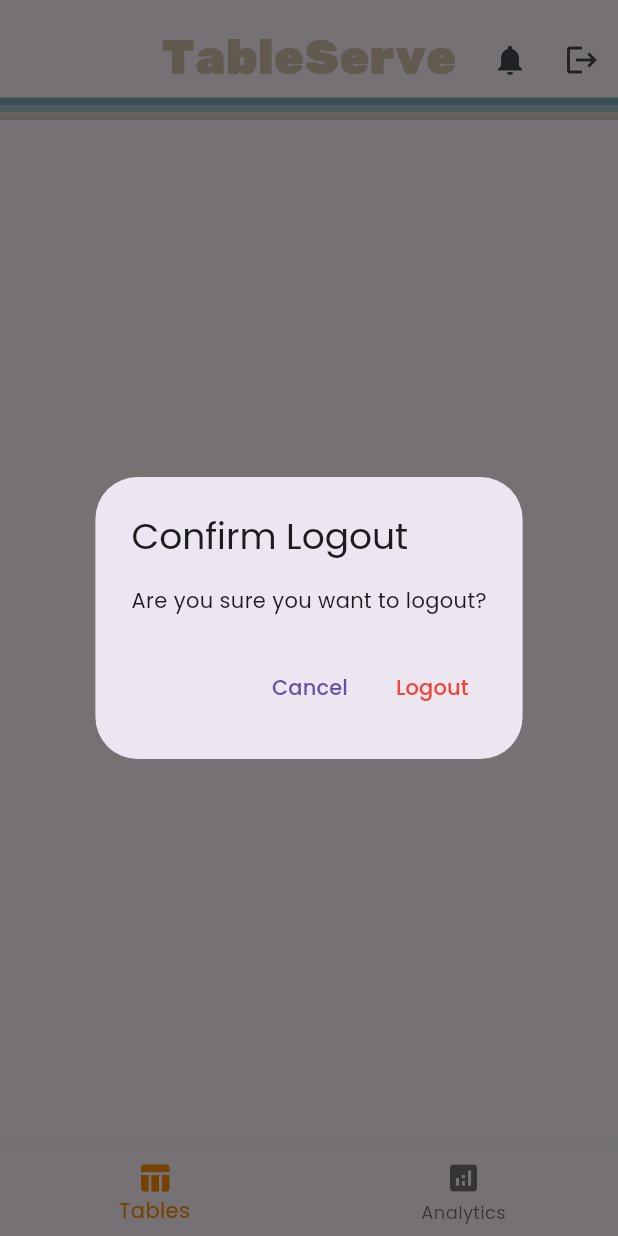
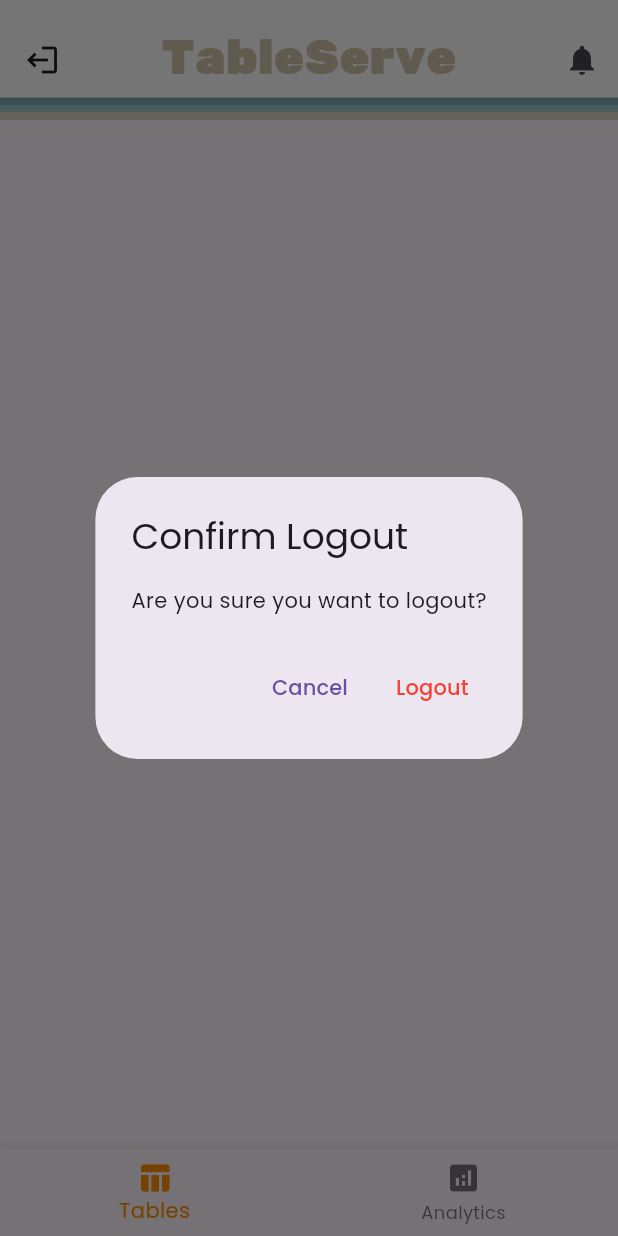
Before and after one commit to Famanias/soft-eng, a Flutter app: the AdminPanel screen opened by its route, after a tap on the "logout" icon, on a phone screen of 412 x 824 dp. Run offline on Flutter 3.47's test engine with Material 3 defaults, Android fonts, the phone set to English and light mode, and no system bars; our stand-ins replace awesome_notifications, cloud_firestore, firebase_auth, firebase_core, firebase_messaging, flutter_dotenv and 3 more; missing offline and left inert: qr_code_scanner; accounts and stored records are empty.

Commit message:
update admin panel

```diff
--- a/flutter_application_1/lib/screens/admin_panel/admin_panel_screen.dart
+++ b/flutter_application_1/lib/screens/admin_panel/admin_panel_screen.dart
@@ -6,6 +6,7 @@ import 'package:firebase_auth/firebase_auth.dart';
 import 'package:syncfusion_flutter_charts/charts.dart';
 import 'package:awesome_notifications/awesome_notifications.dart';
 import 'package:firebase_messaging/firebase_messaging.dart';
+import 'package:intl/intl.dart';
 
 class AdminPanel extends StatefulWidget {
   const AdminPanel({super.key});
@@ -108,6 +109,7 @@ class AdminPanelState extends State<AdminPanel> {
   Widget build(BuildContext context) {
     return Scaffold(
       appBar: AppBar(
+        backgroundColor: const Color.fromARGB(255, 255, 255, 255),
         title: const Text("TableServe",
             style: TextStyle(
               color: Color(0xffD4C4AB),
@@ -115,7 +117,15 @@ class AdminPanelState extends State<AdminPanel> {
               fontFamily: "RubikOne",
             )),
         centerTitle: true,
-        automaticallyImplyLeading: false,
+        leading:
+          IconButton(
+              icon: Transform.rotate(
+                angle: 3.14, // 180 degrees in radians
+                child: Icon(Icons.logout),
+              ),
+              onPressed: () =>
+                  _confirmLogout(context), // Call the logout function
+            ),
         actions: [
           StreamBuilder(
             stream: FirebaseFirestore.instance
@@ -168,11 +178,7 @@ class AdminPanelState extends State<AdminPanel> {
               }
             },
           ),
-          IconButton(
-            icon: Icon(Icons.logout),
-            onPressed: () =>
-                _confirmLogout(context), // Call the logout function
-          ),
+
         ],
         toolbarHeight: 80,
         flexibleSpace: Column(
@@ -746,18 +752,23 @@ class RequestDetailsScreenState extends State<RequestDetailsScreen>
                 ),
                 const SizedBox(height: 8),
                 Text(
-                  "Time: ${data['timestamp']}",
+                  "Time of Request: ${DateFormat('MMMM d, y h:mm a').format(data['timestamp'].toDate())}",
                   style: const TextStyle(fontSize: 14),
                 ),
-                const SizedBox(height: 4),
+                const SizedBox(height: 16),
+                Row(
+                  children: [
                     Text(
                       "Request by: $userName",
                       style: const TextStyle(fontSize: 14),
                     ),
-                const SizedBox(height: 4),
+                    const SizedBox(width: 50),
                     Text(
                       "Status: ${doc['status']}",
                       style: const TextStyle(fontSize: 14),
+                    ),
+
+                  ],
                 ),
                 const SizedBox(height: 4),
                   Text(
```
Also changed, not shown: test.dart (added). Lines whose indentation alone changed are shown as unchanged.
